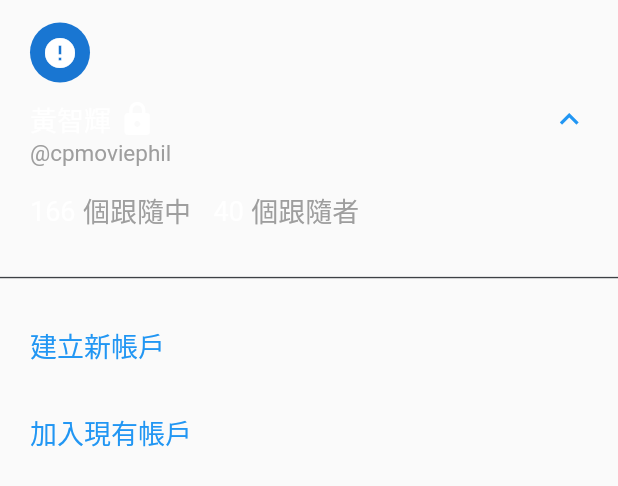
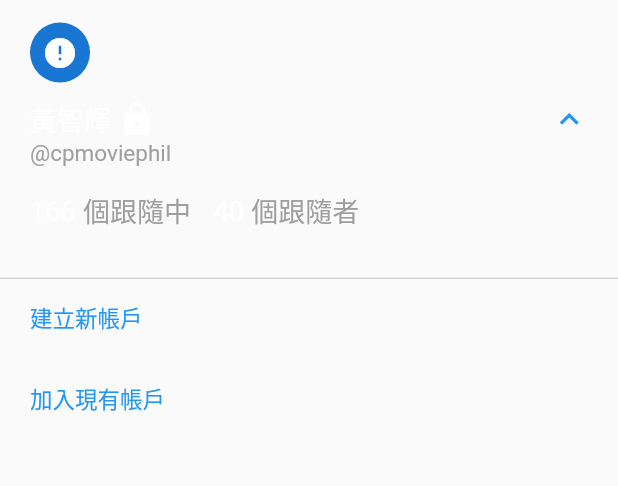
Before and after one commit to CPMoviePHil/twitter-clone, a Flutter app: the LeftBarScreen widget shown alone on an empty page, opened directly, after a tap on the "keyboard arrow down" icon, on a phone screen of 412 x 824 dp. Shown: the top 486 px of the screen. Run offline on Flutter 3.47's test engine with Material 2 defaults, Android fonts, the phone set to English and light mode, and no system bars; drawn by our look-alikes of cached_network_image; network calls fail.

Commit message:
微調整間距

```diff
--- a/lib/libs_main/screen.dart
+++ b/lib/libs_main/screen.dart
@@ -93,7 +93,7 @@ class AppLibScreen {
   static Widget leftBarItemWidget(context, LeftBarItems item, bool needIcon, bool isRoute) {
     if (needIcon) {
       return Container(
-        height: MediaQuery.of(context).size.height * 0.07,
+        height: MediaQuery.of(context).size.height * 0.065,
         child: Row(
           crossAxisAlignment: CrossAxisAlignment.center,
           children: [
@@ -113,7 +113,7 @@ class AppLibScreen {
       );
     } else {
       return Container(
-        height: MediaQuery.of(context).size.height * 0.07,
+        height: MediaQuery.of(context).size.height * 0.065,
         child: Row(
           crossAxisAlignment: CrossAxisAlignment.center,
           children: [
@@ -122,6 +122,9 @@ class AppLibScreen {
               fontColor: isRoute
                   ? Colors.blue
                   : Colors.white,
+                textSize: isRoute
+                  ? "small"
+                  : "medium",
             ),
           ],
         ),
--- a/lib/screens/screens/hidden_left.dart
+++ b/lib/screens/screens/hidden_left.dart
@@ -14,17 +14,6 @@ class HiddenLeft extends StatelessWidget {
     return Column(
       children: [
         Container(
-          height: MediaQuery.of(context).size.height * 0.02,
-          decoration: BoxDecoration(
-            border: Border(
-              bottom: AppLibScreen.appBorder(width: 0.9),
-            ),
-          ),
-        ),
-        Container(
-          height: MediaQuery.of(context).size.height * 0.02,
-        ),
-        Container(
           padding: EdgeInsets.symmetric(
             horizontal: 20,
           ),
--- a/lib/screens/screens/left.dart
+++ b/lib/screens/screens/left.dart
@@ -144,6 +144,14 @@ class _LeftBarScreen extends State<LeftBarScreen> {
                 ),
                 child: this.personalProfile(),
               ),
+              Container(
+                height: MediaQuery.of(context).size.height * 0.02,
+                decoration: BoxDecoration(
+                  border: Border(
+                    bottom: AppLibScreen.appBorder(),
+                  ),
+                ),
+              ),
               (this.isHidden) ? HiddenLeft(): UnhiddenLeft() ,
             ],
           ),
--- a/lib/screens/screens/left_bottom.dart
+++ b/lib/screens/screens/left_bottom.dart
@@ -10,7 +10,7 @@ class LeftBottom extends StatelessWidget{
           height: MediaQuery.of(context).size.height * 0.02,
           decoration: BoxDecoration(
             border: Border(
-              bottom: AppLibScreen.appBorder(width: 0.9),
+              bottom: AppLibScreen.appBorder(),
             ),
           ),
         ),
--- a/lib/screens/screens/unhidden_left.dart
+++ b/lib/screens/screens/unhidden_left.dart
@@ -32,7 +32,7 @@ class UnhiddenLeft extends StatelessWidget{
           height: MediaQuery.of(context).size.height * 0.02,
           decoration: BoxDecoration(
             border: Border(
-              bottom: AppLibScreen.appBorder(width: 0.9),
+              bottom: AppLibScreen.appBorder(),
             ),
           ),
         ),
```
